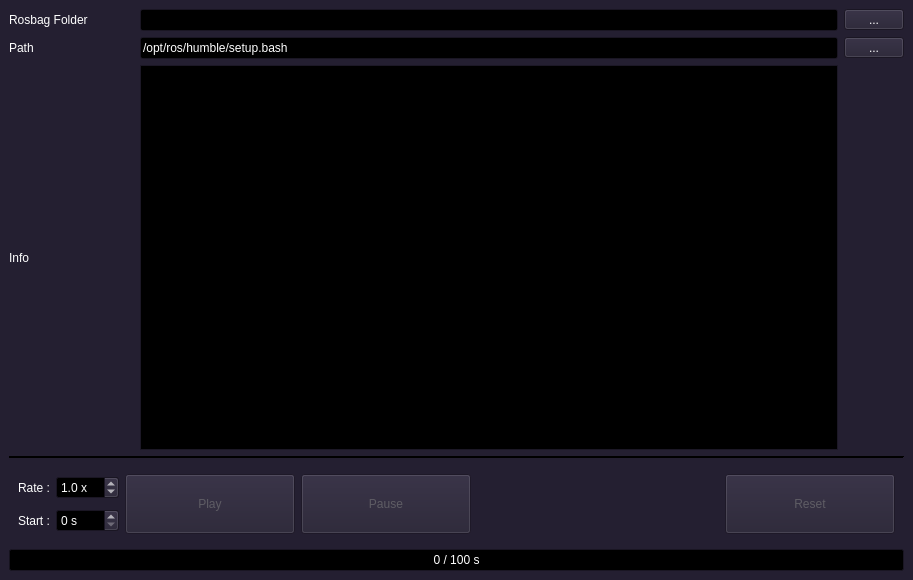
Qt form ui/player.ui (yyamazaki933/rosif) before a commit.
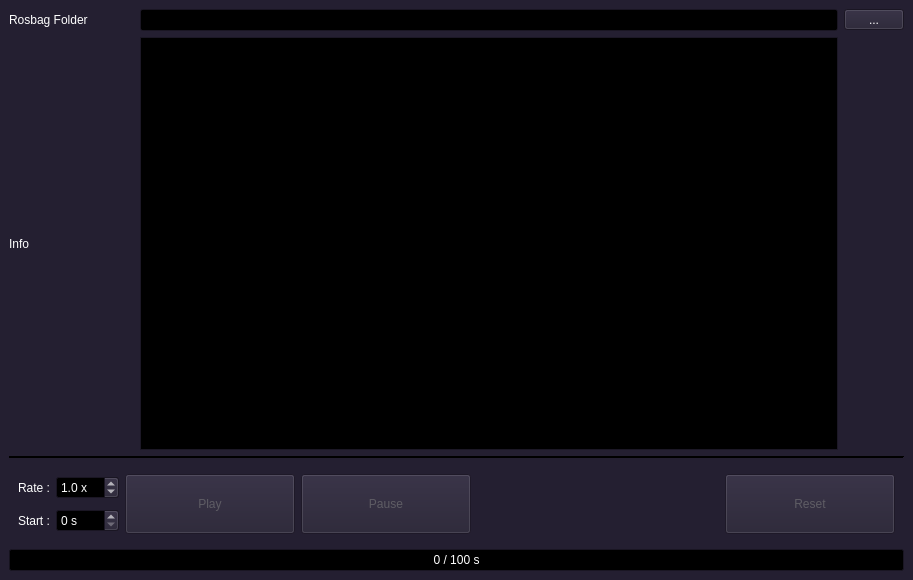
The same form after that commit.

Diff of the .ui file:
```diff
--- a/ui/player.ui
+++ b/ui/player.ui
@@ -490,6 +490,16 @@
     </sizepolicy>
    </property>
    <layout class="QGridLayout" name="gridLayout">
+    <item row="10" column="0" colspan="3">
+     <widget class="QProgressBar" name="progress">
+      <property name="value">
+       <number>0</number>
+      </property>
+      <property name="format">
+       <string>%v / %m s</string>
+      </property>
+     </widget>
+    </item>
     <item row="0" column="1">
      <widget class="QLineEdit" name="le_bag">
       <property name="text">
@@ -497,90 +507,7 @@
       </property>
      </widget>
     </item>
-    <item row="8" column="1">
-     <widget class="QPlainTextEdit" name="pte_bag">
-      <property name="palette">
-       <palette>
-        <active>
-         <colorrole role="Text">
-          <brush brushstyle="SolidPattern">
-           <color alpha="255">
-            <red>154</red>
-            <green>153</green>
-            <blue>150</blue>
-           </color>
-          </brush>
-         </colorrole>
-         <colorrole role="PlaceholderText">
-          <brush brushstyle="NoBrush">
-           <color alpha="128">
-            <red>154</red>
-            <green>153</green>
-            <blue>150</blue>
-           </color>
-          </brush>
-         </colorrole>
-        </active>
-        <inactive>
-         <colorrole role="Text">
-          <brush brushstyle="SolidPattern">
-           <color alpha="255">
-            <red>154</red>
-            <green>153</green>
-            <blue>150</blue>
-           </color>
-          </brush>
-         </colorrole>
-         <colorrole role="PlaceholderText">
-          <brush brushstyle="NoBrush">
-           <color alpha="128">
-            <red>154</red>
-            <green>153</green>
-            <blue>150</blue>
-           </color>
-          </brush>
-         </colorrole>
-        </inactive>
-        <disabled>
-         <colorrole role="Text">
-          <brush brushstyle="SolidPattern">
-           <color alpha="255">
-            <red>94</red>
-            <green>92</green>
-            <blue>100</blue>
-           </color>
-          </brush>
-         </colorrole>
-         <colorrole role="PlaceholderText">
-          <brush brushstyle="NoBrush">
-           <color alpha="128">
-            <red>154</red>
-            <green>153</green>
-            <blue>150</blue>
-           </color>
-          </brush>
-         </colorrole>
-        </disabled>
-       </palette>
-      </property>
-      <property name="font">
-       <font>
-        <family>Ubuntu Mono</family>
-        <pointsize>13</pointsize>
-       </font>
-      </property>
-      <property name="lineWrapMode">
-       <enum>QPlainTextEdit::NoWrap</enum>
-      </property>
-      <property name="readOnly">
-       <bool>true</bool>
-      </property>
-      <property name="plainText">
-       <string/>
-      </property>
-     </widget>
-    </item>
-    <item row="8" column="0">
+    <item row="7" column="0">
      <widget class="QLabel" name="label_12">
       <property name="text">
        <string>Info</string>
@@ -606,34 +533,14 @@
       </property>
      </widget>
     </item>
-    <item row="1" column="0">
-     <widget class="QLabel" name="label_19">
-      <property name="text">
-       <string>Path</string>
+    <item row="8" column="0" colspan="3">
+     <widget class="Line" name="line">
+      <property name="orientation">
+       <enum>Qt::Horizontal</enum>
       </property>
      </widget>
     </item>
-    <item row="1" column="2">
-     <widget class="QToolButton" name="tb_bash">
-      <property name="minimumSize">
-       <size>
-        <width>60</width>
-        <height>0</height>
-       </size>
-      </property>
-      <property name="text">
-       <string>...</string>
-      </property>
-     </widget>
-    </item>
-    <item row="1" column="1">
-     <widget class="QLineEdit" name="le_bash">
-      <property name="text">
-       <string>/opt/ros/humble/setup.bash</string>
-      </property>
-     </widget>
-    </item>
-    <item row="10" column="0" colspan="3">
+    <item row="9" column="0" colspan="3">
      <widget class="QWidget" name="widget" native="true">
       <layout class="QGridLayout" name="gridLayout_2">
        <item row="1" column="1">
@@ -783,20 +690,86 @@
       </property>
      </widget>
     </item>
-    <item row="11" column="0" colspan="3">
-     <widget class="QProgressBar" name="progress">
-      <property name="value">
-       <number>0</number>
+    <item row="7" column="1">
+     <widget class="QPlainTextEdit" name="pte_bag">
+      <property name="palette">
+       <palette>
+        <active>
+         <colorrole role="Text">
+          <brush brushstyle="SolidPattern">
+           <color alpha="255">
+            <red>154</red>
+            <green>153</green>
+            <blue>150</blue>
+           </color>
+          </brush>
+         </colorrole>
+         <colorrole role="PlaceholderText">
+          <brush brushstyle="NoBrush">
+           <color alpha="128">
+            <red>154</red>
+            <green>153</green>
+            <blue>150</blue>
+           </color>
+          </brush>
+         </colorrole>
+        </active>
+        <inactive>
+         <colorrole role="Text">
+          <brush brushstyle="SolidPattern">
+           <color alpha="255">
+            <red>154</red>
+            <green>153</green>
+            <blue>150</blue>
+           </color>
+          </brush>
+         </colorrole>
+         <colorrole role="PlaceholderText">
+          <brush brushstyle="NoBrush">
+           <color alpha="128">
+            <red>154</red>
+            <green>153</green>
+            <blue>150</blue>
+           </color>
+          </brush>
+         </colorrole>
+        </inactive>
+        <disabled>
+         <colorrole role="Text">
+          <brush brushstyle="SolidPattern">
+           <color alpha="255">
+            <red>94</red>
+            <green>92</green>
+            <blue>100</blue>
+           </color>
+          </brush>
+         </colorrole>
+         <colorrole role="PlaceholderText">
+          <brush brushstyle="NoBrush">
+           <color alpha="128">
+            <red>154</red>
+            <green>153</green>
+            <blue>150</blue>
+           </color>
+          </brush>
+         </colorrole>
+        </disabled>
+       </palette>
       </property>
-      <property name="format">
-       <string>%v / %m s</string>
+      <property name="font">
+       <font>
+        <family>Ubuntu Mono</family>
+        <pointsize>13</pointsize>
+       </font>
       </property>
-     </widget>
-    </item>
-    <item row="9" column="0" colspan="3">
-     <widget class="Line" name="line">
-      <property name="orientation">
-       <enum>Qt::Horizontal</enum>
+      <property name="lineWrapMode">
+       <enum>QPlainTextEdit::NoWrap</enum>
+      </property>
+      <property name="readOnly">
+       <bool>true</bool>
+      </property>
+      <property name="plainText">
+       <string/>
       </property>
      </widget>
     </item>
```
